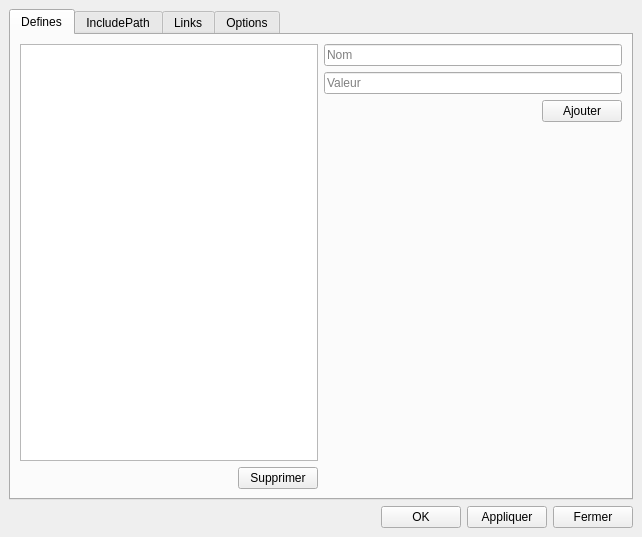
Above: projects/ProjectManager/tabs/compiler/compilerparamwindow.ui from darkFrancis/ProjectManager before the change. Below: the same form after it.
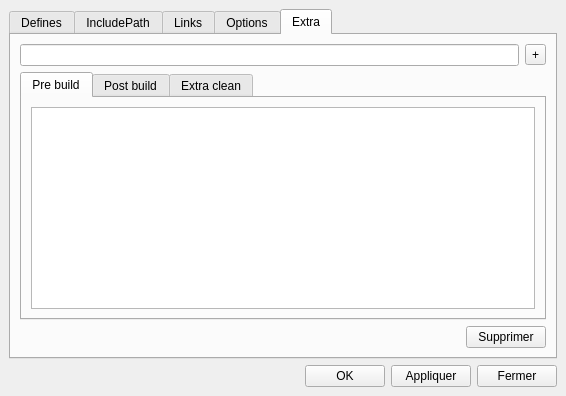
That is the form after the change. The open tabs and pages were chosen to show the change.

Commit message: Re-design compile options management + doc

```diff
--- a/projects/ProjectManager/tabs/compiler/compilerparamwindow.ui
+++ b/projects/ProjectManager/tabs/compiler/compilerparamwindow.ui
@@ -6,16 +6,54 @@
    <rect>
     <x>0</x>
     <y>0</y>
-    <width>642</width>
-    <height>537</height>
+    <width>566</width>
+    <height>396</height>
    </rect>
   </property>
   <property name="windowTitle">
    <string>Paramétrage du compilateur</string>
   </property>
   <widget class="QWidget" name="centralwidget">
-   <layout class="QVBoxLayout" name="verticalLayout">
+   <layout class="QGridLayout" name="gridLayout_2">
+    <item row="1" column="0">
+     <layout class="QHBoxLayout" name="horizontalLayout">
     <item>
+       <spacer name="horizontalSpacer">
+        <property name="orientation">
+         <enum>Qt::Horizontal</enum>
+        </property>
+        <property name="sizeHint" stdset="0">
+         <size>
+          <width>40</width>
+          <height>20</height>
+         </size>
+        </property>
+       </spacer>
+      </item>
+      <item>
+       <widget class="QPushButton" name="pushButton_ok">
+        <property name="text">
+         <string>OK</string>
+        </property>
+       </widget>
+      </item>
+      <item>
+       <widget class="QPushButton" name="pushButton_apply">
+        <property name="text">
+         <string>Appliquer</string>
+        </property>
+       </widget>
+      </item>
+      <item>
+       <widget class="QPushButton" name="pushButton_close">
+        <property name="text">
+         <string>Fermer</string>
+        </property>
+       </widget>
+      </item>
+     </layout>
+    </item>
+    <item row="0" column="0">
      <widget class="QTabWidget" name="tabWidget">
       <property name="currentIndex">
        <number>0</number>
@@ -353,12 +391,96 @@
         </item>
        </layout>
       </widget>
-     </widget>
-    </item>
+      <widget class="QWidget" name="tab_5">
+       <attribute name="title">
+        <string>Extra</string>
+       </attribute>
+       <layout class="QVBoxLayout" name="verticalLayout_9">
+        <item>
+         <layout class="QHBoxLayout" name="horizontalLayout_14">
+          <item>
+           <widget class="QLineEdit" name="lineEdit_extraCmd"/>
+          </item>
+          <item>
+           <widget class="QToolButton" name="toolButton_addExtraCmd">
+            <property name="text">
+             <string>+</string>
+            </property>
+           </widget>
+          </item>
+         </layout>
+        </item>
     <item>
-     <layout class="QHBoxLayout" name="horizontalLayout">
+         <widget class="QTabWidget" name="tabWidget_extraCmd">
+          <property name="currentIndex">
+           <number>0</number>
+          </property>
+          <widget class="QWidget" name="tab_6">
+           <attribute name="title">
+            <string>Pre build</string>
+           </attribute>
+           <layout class="QGridLayout" name="gridLayout">
+            <item row="0" column="0">
+             <widget class="QListWidget" name="listWidget_preBuild">
+              <property name="editTriggers">
+               <set>QAbstractItemView::DoubleClicked</set>
+              </property>
+              <property name="dragDropMode">
+               <enum>QAbstractItemView::InternalMove</enum>
+              </property>
+              <property name="defaultDropAction">
+               <enum>Qt::MoveAction</enum>
+              </property>
+             </widget>
+            </item>
+           </layout>
+          </widget>
+          <widget class="QWidget" name="tab_7">
+           <attribute name="title">
+            <string>Post build</string>
+           </attribute>
+           <layout class="QGridLayout" name="gridLayout_3">
+            <item row="0" column="0">
+             <widget class="QListWidget" name="listWidget_postBuild">
+              <property name="editTriggers">
+               <set>QAbstractItemView::DoubleClicked</set>
+              </property>
+              <property name="dragDropMode">
+               <enum>QAbstractItemView::InternalMove</enum>
+              </property>
+              <property name="defaultDropAction">
+               <enum>Qt::MoveAction</enum>
+              </property>
+             </widget>
+            </item>
+           </layout>
+          </widget>
+          <widget class="QWidget" name="tab_8">
+           <attribute name="title">
+            <string>Extra clean</string>
+           </attribute>
+           <layout class="QGridLayout" name="gridLayout_4">
+            <item row="0" column="0">
+             <widget class="QListWidget" name="listWidget_extraClean">
+              <property name="editTriggers">
+               <set>QAbstractItemView::DoubleClicked</set>
+              </property>
+              <property name="dragDropMode">
+               <enum>QAbstractItemView::InternalMove</enum>
+              </property>
+              <property name="defaultDropAction">
+               <enum>Qt::MoveAction</enum>
+              </property>
+             </widget>
+            </item>
+           </layout>
+          </widget>
+         </widget>
+        </item>
       <item>
-       <spacer name="horizontalSpacer">
+         <layout class="QHBoxLayout" name="horizontalLayout_15">
+          <item>
+           <spacer name="horizontalSpacer_8">
         <property name="orientation">
          <enum>Qt::Horizontal</enum>
         </property>
@@ -371,27 +493,17 @@
        </spacer>
       </item>
       <item>
-       <widget class="QPushButton" name="pushButton_ok">
+           <widget class="QPushButton" name="pushButton_removeExtraCmd">
         <property name="text">
-         <string>OK</string>
+             <string>Supprimer</string>
         </property>
        </widget>
       </item>
-      <item>
-       <widget class="QPushButton" name="pushButton_apply">
-        <property name="text">
-         <string>Appliquer</string>
-        </property>
-       </widget>
-      </item>
-      <item>
-       <widget class="QPushButton" name="pushButton_close">
-        <property name="text">
-         <string>Fermer</string>
-        </property>
-       </widget>
-      </item>
-     </layout>
+         </layout>
+        </item>
+       </layout>
+      </widget>
+     </widget>
     </item>
    </layout>
   </widget>
```
Left out of the diff: 8 changed lines with no effect on the pictures. Lines whose indentation alone changed are shown as unchanged. The commit also changes 4 other files.
